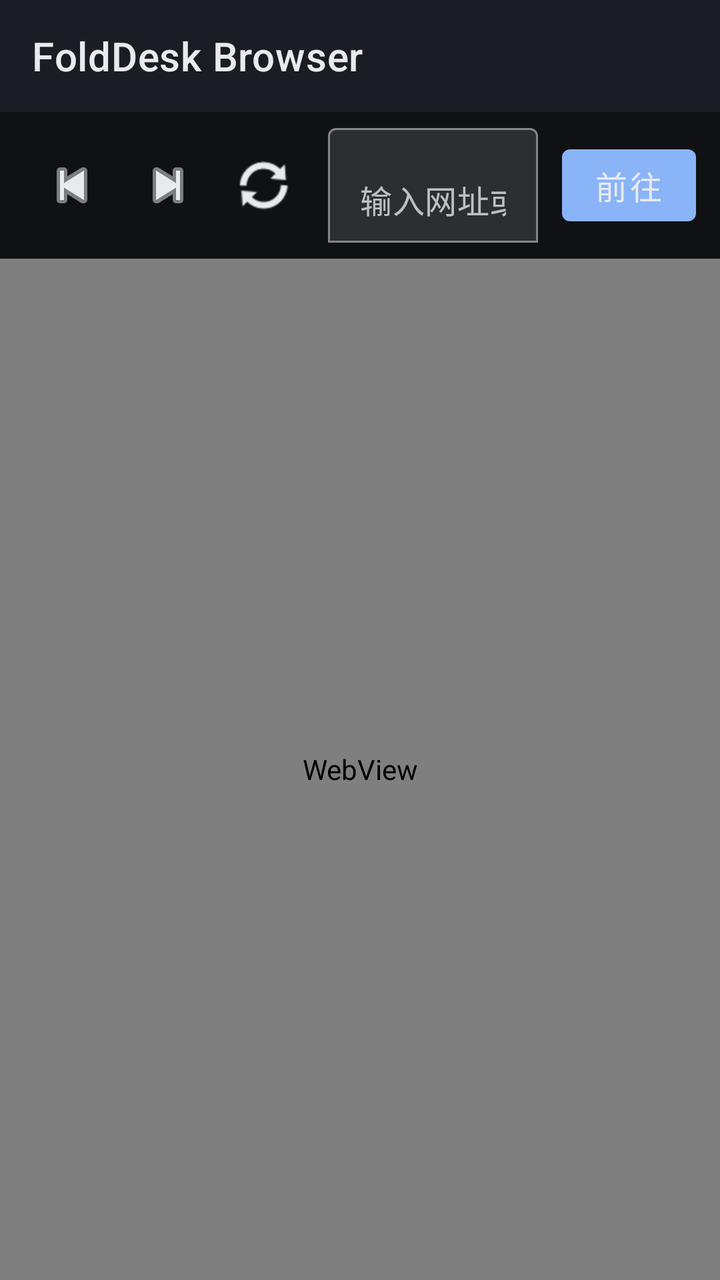
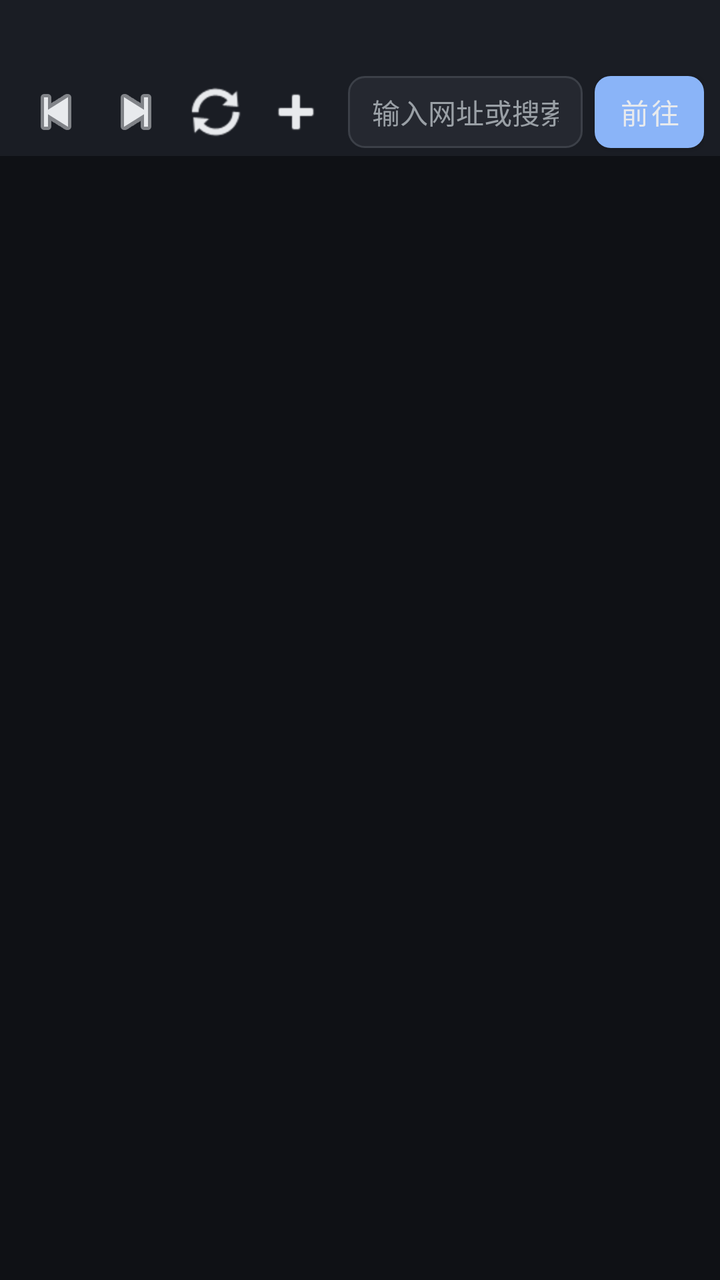

An Android layout rendered at two revisions. The XML below is the earlier revision; the diff shows what the commit changed to produce the second picture.
<!-- AndroidManifest.xml: application theme Theme.FoldDeskBrowser -->
<!-- res/layout/activity_main.xml -->
<?xml version="1.0" encoding="utf-8"?>
<androidx.constraintlayout.widget.ConstraintLayout xmlns:android="http://schemas.android.com/apk/res/android"
    xmlns:app="http://schemas.android.com/apk/res-auto"
    xmlns:tools="http://schemas.android.com/tools"
    android:layout_width="match_parent"
    android:layout_height="match_parent"
    android:background="@color/surface"
    tools:context=".MainActivity">

    <com.google.android.material.appbar.MaterialToolbar
        android:id="@+id/toolbar"
        android:layout_width="0dp"
        android:layout_height="wrap_content"
        android:background="@color/toolbar"
        android:minHeight="?attr/actionBarSize"
        android:paddingStart="@dimen/toolbar_padding_horizontal"
        android:paddingEnd="@dimen/toolbar_padding_horizontal"
        app:layout_constraintEnd_toEndOf="parent"
        app:layout_constraintStart_toStartOf="parent"
        app:layout_constraintTop_toTopOf="parent"
        app:title="@string/app_name"
        app:titleTextColor="@color/on_toolbar" />

    <LinearLayout
        android:id="@+id/chromeBar"
        android:layout_width="0dp"
        android:layout_height="wrap_content"
        android:gravity="center_vertical"
        android:orientation="horizontal"
        android:paddingStart="@dimen/chrome_horizontal_padding"
        android:paddingTop="@dimen/chrome_vertical_padding"
        android:paddingEnd="@dimen/chrome_horizontal_padding"
        android:paddingBottom="@dimen/chrome_vertical_padding"
        app:layout_constraintEnd_toEndOf="parent"
        app:layout_constraintStart_toStartOf="parent"
        app:layout_constraintTop_toBottomOf="@id/toolbar">

        <androidx.appcompat.widget.AppCompatImageButton
            android:id="@+id/buttonBack"
            android:layout_width="@dimen/chrome_button_size"
            android:layout_height="@dimen/chrome_button_size"
            android:background="?attr/selectableItemBackgroundBorderless"
            android:contentDescription="@string/back"
            android:scaleType="centerInside"
            android:src="@android:drawable/ic_media_previous"
            app:tint="@color/on_surface" />

        <androidx.appcompat.widget.AppCompatImageButton
            android:id="@+id/buttonForward"
            android:layout_width="@dimen/chrome_button_size"
            android:layout_height="@dimen/chrome_button_size"
            android:background="?attr/selectableItemBackgroundBorderless"
            android:contentDescription="@string/forward"
            android:scaleType="centerInside"
            android:src="@android:drawable/ic_media_next"
            app:tint="@color/on_surface" />

        <androidx.appcompat.widget.AppCompatImageButton
            android:id="@+id/buttonReload"
            android:layout_width="@dimen/chrome_button_size"
            android:layout_height="@dimen/chrome_button_size"
            android:background="?attr/selectableItemBackgroundBorderless"
            android:contentDescription="@string/reload"
            android:scaleType="centerInside"
            android:src="@android:drawable/ic_popup_sync"
            app:tint="@color/on_surface" />

        <com.google.android.material.textfield.TextInputLayout
            android:layout_width="0dp"
            android:layout_height="wrap_content"
            android:layout_marginStart="8dp"
            android:layout_weight="1"
            app:boxBackgroundMode="outline"
            app:hintEnabled="false">

            <com.google.android.material.textfield.TextInputEditText
                android:id="@+id/editUrl"
                android:layout_width="match_parent"
                android:layout_height="wrap_content"
                android:hint="@string/hint_url"
                android:imeOptions="actionGo"
                android:inputType="textUri|textNoSuggestions"
                android:maxLines="1"
                android:minHeight="@dimen/chrome_button_size"
                android:textSize="@dimen/chrome_url_text_size" />
        </com.google.android.material.textfield.TextInputLayout>

        <com.google.android.material.button.MaterialButton
            android:id="@+id/buttonGo"
            style="@style/Widget.MaterialComponents.Button"
            android:layout_width="wrap_content"
            android:layout_height="@dimen/chrome_button_size"
            android:layout_marginStart="12dp"
            android:minWidth="@dimen/chrome_go_min_width"
            android:text="@string/go"
            android:textSize="@dimen/chrome_url_text_size" />
    </LinearLayout>

    <WebView
        android:id="@+id/webView"
        android:layout_width="0dp"
        android:layout_height="0dp"
        android:overScrollMode="never"
        app:layout_constraintBottom_toBottomOf="parent"
        app:layout_constraintEnd_toEndOf="parent"
        app:layout_constraintStart_toStartOf="parent"
        app:layout_constraintTop_toBottomOf="@id/chromeBar" />

</androidx.constraintlayout.widget.ConstraintLayout>
<!-- resources referenced by this layout -->
<resources>
  <color name="on_surface">#FFE8EAED</color>
  <color name="on_toolbar">#FFE8EAED</color>
  <color name="surface">#FF0F1115</color>
  <color name="toolbar">#FF1A1D24</color>
  <dimen name="chrome_button_size">48dp</dimen>
  <dimen name="chrome_go_min_width">64dp</dimen>
  <dimen name="chrome_horizontal_padding">12dp</dimen>
  <dimen name="chrome_url_text_size">16sp</dimen>
  <dimen name="chrome_vertical_padding">8dp</dimen>
  <dimen name="toolbar_padding_horizontal">8dp</dimen>
  <string name="app_name">FoldDesk Browser</string>
  <string name="back">后退</string>
  <string name="forward">前进</string>
  <string name="go">前往</string>
  <string name="hint_url">输入网址或搜索</string>
  <string name="reload">刷新</string>
  <style name="Theme.FoldDeskBrowser" parent="Theme.MaterialComponents.NoActionBar">
          <item name="colorPrimary">@color/primary</item>
          <item name="colorPrimaryVariant">@color/toolbar</item>
          <item name="colorOnPrimary">@color/on_toolbar</item>
          <item name="android:colorBackground">@color/surface</item>
          <item name="android:statusBarColor">@color/toolbar</item>
          <item name="android:navigationBarColor">@color/surface</item>
      </style>
  <color name="primary">#FF8AB4F8</color>
</resources>

<!-- the commit's change to res/layout/activity_main.xml (unified diff, before → after) -->
@@ -2,108 +2,129 @@
 <androidx.constraintlayout.widget.ConstraintLayout xmlns:android="http://schemas.android.com/apk/res/android"
     xmlns:app="http://schemas.android.com/apk/res-auto"
     xmlns:tools="http://schemas.android.com/tools"
+    android:id="@+id/root"
     android:layout_width="match_parent"
     android:layout_height="match_parent"
     android:background="@color/surface"
+    android:fitsSystemWindows="false"
     tools:context=".MainActivity">
 
-    <com.google.android.material.appbar.MaterialToolbar
-        android:id="@+id/toolbar"
+    <LinearLayout
+        android:id="@+id/chromeRoot"
         android:layout_width="0dp"
         android:layout_height="wrap_content"
         android:background="@color/toolbar"
-        android:minHeight="?attr/actionBarSize"
-        android:paddingStart="@dimen/toolbar_padding_horizontal"
-        android:paddingEnd="@dimen/toolbar_padding_horizontal"
+        android:orientation="vertical"
         app:layout_constraintEnd_toEndOf="parent"
         app:layout_constraintStart_toStartOf="parent"
-        app:layout_constraintTop_toTopOf="parent"
-        app:title="@string/app_name"
-        app:titleTextColor="@color/on_toolbar" />
+        app:layout_constraintTop_toTopOf="parent">
 
-    <LinearLayout
-        android:id="@+id/chromeBar"
-        android:layout_width="0dp"
-        android:layout_height="wrap_content"
-        android:gravity="center_vertical"
-        android:orientation="horizontal"
-        android:paddingStart="@dimen/chrome_horizontal_padding"
-        android:paddingTop="@dimen/chrome_vertical_padding"
-        android:paddingEnd="@dimen/chrome_horizontal_padding"
-        android:paddingBottom="@dimen/chrome_vertical_padding"
-        app:layout_constraintEnd_toEndOf="parent"
-        app:layout_constraintStart_toStartOf="parent"
-        app:layout_constraintTop_toBottomOf="@id/toolbar">
+        <HorizontalScrollView
+            android:id="@+id/tabScroll"
+            android:layout_width="match_parent"
+            android:layout_height="@dimen/chrome_tab_strip_height"
+            android:fillViewport="false"
+            android:paddingStart="@dimen/chrome_horizontal_padding"
+            android:paddingEnd="@dimen/chrome_horizontal_padding"
+            android:scrollbars="none">
 
-        <androidx.appcompat.widget.AppCompatImageButton
-            android:id="@+id/buttonBack"
-            android:layout_width="@dimen/chrome_button_size"
-            android:layout_height="@dimen/chrome_button_size"
-            android:background="?attr/selectableItemBackgroundBorderless"
-            android:contentDescription="@string/back"
-            android:scaleType="centerInside"
-            android:src="@android:drawable/ic_media_previous"
-            app:tint="@color/on_surface" />
+            <LinearLayout
+                android:id="@+id/tabContainer"
+                android:layout_width="wrap_content"
+                android:layout_height="match_parent"
+                android:gravity="center_vertical"
+                android:orientation="horizontal" />
+        </HorizontalScrollView>
 
-        <androidx.appcompat.widget.AppCompatImageButton
-            android:id="@+id/buttonForward"
-            android:layout_width="@dimen/chrome_button_size"
-            android:layout_height="@dimen/chrome_button_size"
-            android:background="?attr/selectableItemBackgroundBorderless"
-            android:contentDescription="@string/forward"
-            android:scaleType="centerInside"
-            android:src="@android:drawable/ic_media_next"
-            app:tint="@color/on_surface" />
+        <LinearLayout
+            android:id="@+id/chromeBar"
+            android:layout_width="match_parent"
+            android:layout_height="wrap_content"
+            android:gravity="center_vertical"
+            android:orientation="horizontal"
+            android:paddingStart="@dimen/chrome_horizontal_padding"
+            android:paddingTop="@dimen/chrome_vertical_padding"
+            android:paddingEnd="@dimen/chrome_horizontal_padding"
+            android:paddingBottom="@dimen/chrome_vertical_padding">
 
-        <androidx.appcompat.widget.AppCompatImageButton
-            android:id="@+id/buttonReload"
-            android:layout_width="@dimen/chrome_button_size"
-            android:layout_height="@dimen/chrome_button_size"
-            android:background="?attr/selectableItemBackgroundBorderless"
-            android:contentDescription="@string/reload"
-            android:scaleType="centerInside"
-            android:src="@android:drawable/ic_popup_sync"
-            app:tint="@color/on_surface" />
+            <androidx.appcompat.widget.AppCompatImageButton
+                android:id="@+id/buttonBack"
+                android:layout_width="@dimen/chrome_button_size"
+                android:layout_height="@dimen/chrome_button_size"
+                android:background="?attr/selectableItemBackgroundBorderless"
+                android:contentDescription="@string/back"
+                android:scaleType="centerInside"
+                android:src="@android:drawable/ic_media_previous"
+                app:tint="@color/on_surface" />
 
-        <com.google.android.material.textfield.TextInputLayout
-            android:layout_width="0dp"
-            android:layout_height="wrap_content"
-            android:layout_marginStart="8dp"
-            android:layout_weight="1"
-            app:boxBackgroundMode="outline"
-            app:hintEnabled="false">
+            <androidx.appcompat.widget.AppCompatImageButton
+                android:id="@+id/buttonForward"
+                android:layout_width="@dimen/chrome_button_size"
+                android:layout_height="@dimen/chrome_button_size"
+                android:background="?attr/selectableItemBackgroundBorderless"
+                android:contentDescription="@string/forward"
+                android:scaleType="centerInside"
+                android:src="@android:drawable/ic_media_next"
+                app:tint="@color/on_surface" />
 
-            <com.google.android.material.textfield.TextInputEditText
+            <androidx.appcompat.widget.AppCompatImageButton
+                android:id="@+id/buttonReload"
+                android:layout_width="@dimen/chrome_button_size"
+                android:layout_height="@dimen/chrome_button_size"
+                android:background="?attr/selectableItemBackgroundBorderless"
+                android:contentDescription="@string/reload"
+                android:scaleType="centerInside"
+                android:src="@android:drawable/ic_popup_sync"
+                app:tint="@color/on_surface" />
+
+            <androidx.appcompat.widget.AppCompatImageButton
+                android:id="@+id/buttonNewTab"
+                android:layout_width="@dimen/chrome_button_size"
+                android:layout_height="@dimen/chrome_button_size"
+                android:background="?attr/selectableItemBackgroundBorderless"
+                android:contentDescription="@string/new_tab"
+                android:scaleType="centerInside"
+                android:src="@android:drawable/ic_input_add"
+                app:tint="@color/on_surface" />
+
+            <EditText
                 android:id="@+id/editUrl"
-                android:layout_width="match_parent"
-                android:layout_height="wrap_content"
+                android:layout_width="0dp"
+                android:layout_height="@dimen/chrome_url_height"
+                android:layout_marginStart="6dp"
+                android:layout_weight="1"
+                android:background="@drawable/url_field_background"
                 android:hint="@string/hint_url"
                 android:imeOptions="actionGo"
                 android:inputType="textUri|textNoSuggestions"
                 android:maxLines="1"
-                android:minHeight="@dimen/chrome_button_size"
+                android:paddingStart="12dp"
+                android:paddingEnd="12dp"
+                android:textColor="@color/on_surface"
+                android:textColorHint="#FF9AA0A6"
                 android:textSize="@dimen/chrome_url_text_size" />
-        </com.google.android.material.textfield.TextInputLayout>
 
-        <com.google.android.material.button.MaterialButton
-            android:id="@+id/buttonGo"
-            style="@style/Widget.MaterialComponents.Button"
-            android:layout_width="wrap_content"
-            android:layout_height="@dimen/chrome_button_size"
-            android:layout_marginStart="12dp"
-            android:minWidth="@dimen/chrome_go_min_width"
-            android:text="@string/go"
-            android:textSize="@dimen/chrome_url_text_size" />
+            <com.google.android.material.button.MaterialButton
+                android:id="@+id/buttonGo"
+                style="@style/Widget.FoldDesk.CompactButton"
+                android:layout_width="wrap_content"
+                android:layout_height="@dimen/chrome_url_height"
+                android:layout_marginStart="6dp"
+                android:minWidth="@dimen/chrome_go_min_width"
+                android:paddingStart="12dp"
+                android:paddingEnd="12dp"
+                android:text="@string/go"
+                android:textSize="@dimen/chrome_url_text_size" />
+        </LinearLayout>
     </LinearLayout>
 
-    <WebView
-        android:id="@+id/webView"
+    <FrameLayout
+        android:id="@+id/webViewContainer"
         android:layout_width="0dp"
         android:layout_height="0dp"
-        android:overScrollMode="never"
         app:layout_constraintBottom_toBottomOf="parent"
         app:layout_constraintEnd_toEndOf="parent"
         app:layout_constraintStart_toStartOf="parent"
-        app:layout_constraintTop_toBottomOf="@id/chromeBar" />
+        app:layout_constraintTop_toBottomOf="@id/chromeRoot" />
 
 </androidx.constraintlayout.widget.ConstraintLayout>
<!-- resource entries referenced after the edit -->
@@ -4,18 +4,34 @@
   <color name="on_toolbar">#FFE8EAED</color>
   <color name="surface">#FF0F1115</color>
   <color name="toolbar">#FF1A1D24</color>
-  <dimen name="chrome_button_size">48dp</dimen>
-  <dimen name="chrome_go_min_width">64dp</dimen>
-  <dimen name="chrome_horizontal_padding">12dp</dimen>
-  <dimen name="chrome_url_text_size">16sp</dimen>
-  <dimen name="chrome_vertical_padding">8dp</dimen>
-  <dimen name="toolbar_padding_horizontal">8dp</dimen>
-  <string name="app_name">FoldDesk Browser</string>
+  <dimen name="chrome_button_size">40dp</dimen>
+  <dimen name="chrome_go_min_width">52dp</dimen>
+  <dimen name="chrome_horizontal_padding">8dp</dimen>
+  <dimen name="chrome_tab_strip_height">34dp</dimen>
+  <dimen name="chrome_url_height">36dp</dimen>
+  <dimen name="chrome_url_text_size">14sp</dimen>
+  <dimen name="chrome_vertical_padding">2dp</dimen>
+  <!-- drawable url_field_background (drawable) -->
+  <?xml version="1.0" encoding="utf-8"?>
+  <shape xmlns:android="http://schemas.android.com/apk/res/android">
+      <solid android:color="#FF252830" />
+      <corners android:radius="8dp" />
+      <stroke
+          android:width="1dp"
+          android:color="#FF3C4048" />
+  </shape>
   <string name="back">后退</string>
   <string name="forward">前进</string>
   <string name="go">前往</string>
   <string name="hint_url">输入网址或搜索</string>
+  <string name="new_tab">新标签页</string>
   <string name="reload">刷新</string>
+  <style name="Widget.FoldDesk.CompactButton" parent="Widget.MaterialComponents.Button">
+          <item name="android:minHeight">0dp</item>
+          <item name="android:insetTop">0dp</item>
+          <item name="android:insetBottom">0dp</item>
+          <item name="cornerRadius">8dp</item>
+      </style>
   <style name="Theme.FoldDeskBrowser" parent="Theme.MaterialComponents.NoActionBar">
           <item name="colorPrimary">@color/primary</item>
           <item name="colorPrimaryVariant">@color/toolbar</item>
